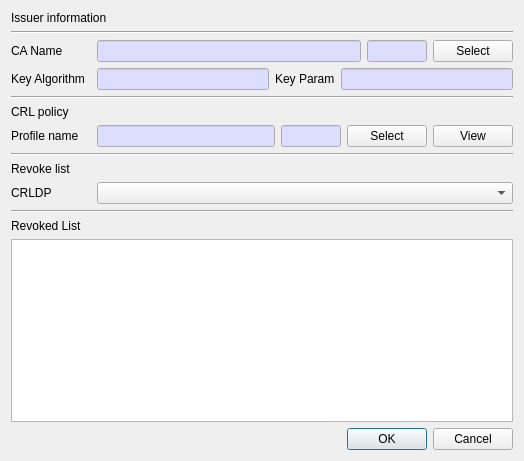
Before: the Qt Designer form CertMan/make_crl_dlg.ui in jykim74/CertMan, drawn with Qt 5.
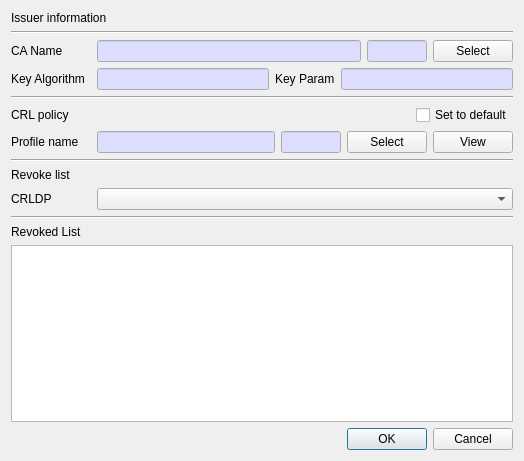
After: the same form once the commit is applied.

Commit message:
인증서 CRL 만들기에서 Profile 정보 초기화 설정 지원
인증서 경우 발급자 번호 및 셀프사인 초기화 설정 지원

What changed in the file:
```diff
--- a/CertMan/make_crl_dlg.ui
+++ b/CertMan/make_crl_dlg.ui
@@ -264,11 +264,38 @@
     </widget>
    </item>
    <item>
+    <layout class="QGridLayout" name="gridLayout_5">
+     <property name="topMargin">
+      <number>0</number>
+     </property>
+     <item row="0" column="0">
     <widget class="QLabel" name="label_5">
      <property name="text">
       <string>CRL policy</string>
      </property>
     </widget>
+     </item>
+     <item row="0" column="2">
+      <widget class="QCheckBox" name="mProfileSetDefaultCheck">
+       <property name="text">
+        <string>Set to default</string>
+       </property>
+      </widget>
+     </item>
+     <item row="0" column="1">
+      <spacer name="horizontalSpacer">
+       <property name="orientation">
+        <enum>Qt::Horizontal</enum>
+       </property>
+       <property name="sizeHint" stdset="0">
+        <size>
+         <width>40</width>
+         <height>20</height>
+        </size>
+       </property>
+      </spacer>
+     </item>
+    </layout>
    </item>
    <item>
     <layout class="QGridLayout" name="gridLayout_3">
```
Left out of the diff: 2 changed lines with no effect on the pictures. Lines whose indentation alone changed are shown as unchanged. The commit also changes 4 other files.
